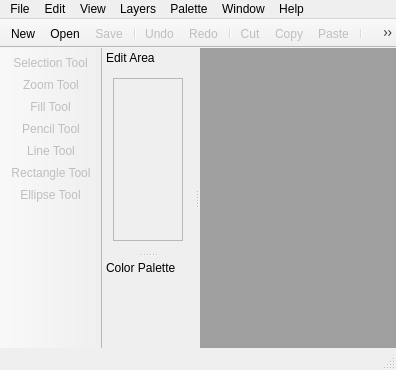
First picture: the form in screens/mainwindow.ui, repository LeoBusta/PixelBooster, before the edit.
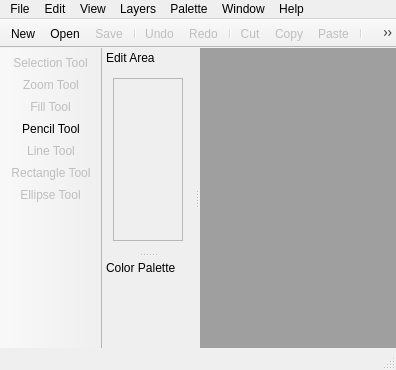
Second picture: the form after the edit. Icons and pictures are not drawn. Custom widgets are drawn as their Qt base class.

Commit message: adding new dialog to change the tile and grid sizes.

```diff
--- a/screens/mainwindow.ui
+++ b/screens/mainwindow.ui
@@ -762,7 +762,7 @@
   </action>
   <action name="actionPencil_Tool">
    <property name="enabled">
-    <bool>false</bool>
+    <bool>true</bool>
    </property>
    <property name="icon">
     <iconset resource="../resources/icons/icons.qrc">
```
The commit also changes 4 other files.
